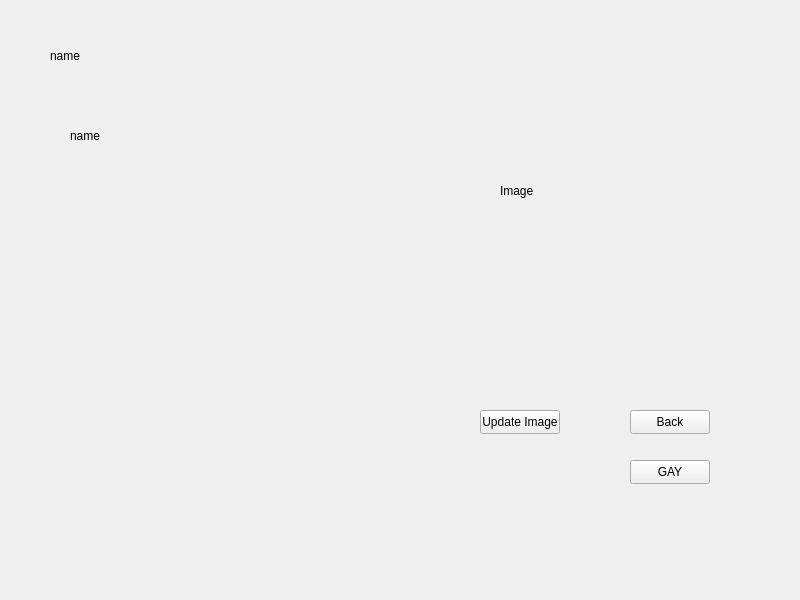
Old version of the form frontend/gym_frontend/mainwindow/mainwindow.ui in the repository AlexMNK/dyplom-gym.
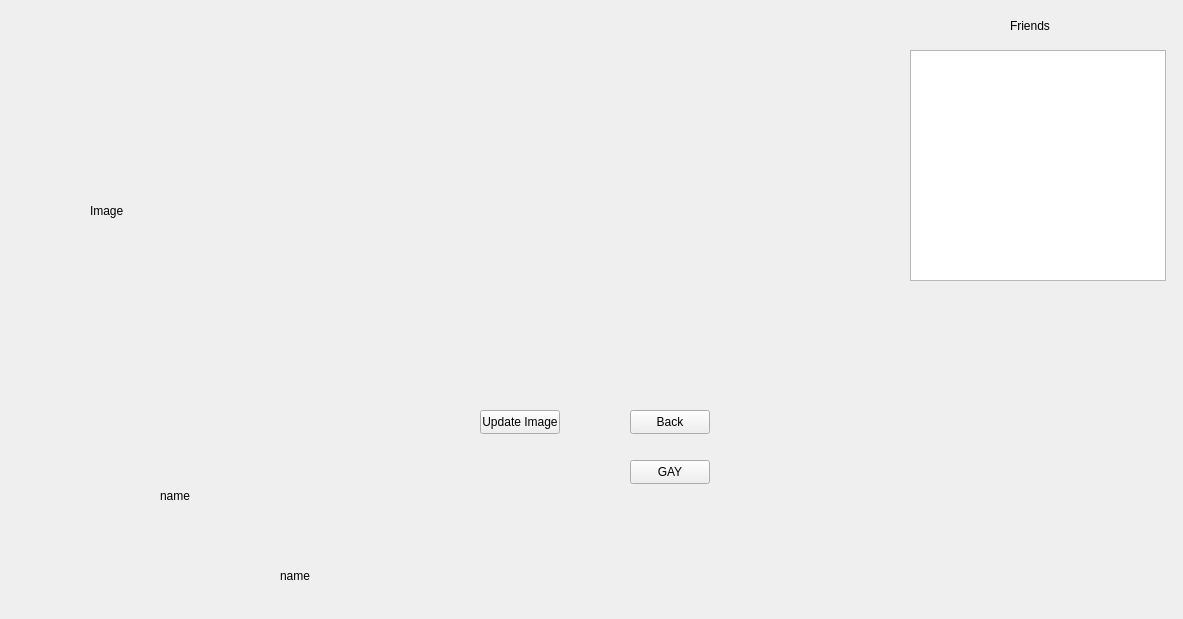
New version of the form.

Commit message: Added window to show friend info

Diff of the .ui file:
```diff
--- a/frontend/gym_frontend/mainwindow/mainwindow.ui
+++ b/frontend/gym_frontend/mainwindow/mainwindow.ui
@@ -6,8 +6,8 @@
    <rect>
     <x>0</x>
     <y>0</y>
-    <width>800</width>
-    <height>600</height>
+    <width>1183</width>
+    <height>619</height>
    </rect>
   </property>
   <property name="windowTitle">
@@ -17,8 +17,8 @@
    <widget class="QLabel" name="image">
     <property name="geometry">
      <rect>
-      <x>500</x>
-      <y>10</y>
+      <x>90</x>
+      <y>30</y>
       <width>291</width>
       <height>361</height>
      </rect>
@@ -33,8 +33,8 @@
    <widget class="QLabel" name="name">
     <property name="geometry">
      <rect>
-      <x>50</x>
-      <y>30</y>
+      <x>280</x>
+      <y>550</y>
       <width>291</width>
       <height>51</height>
      </rect>
@@ -46,8 +46,8 @@
    <widget class="QLabel" name="password">
     <property name="geometry">
      <rect>
-      <x>70</x>
-      <y>110</y>
+      <x>160</x>
+      <y>470</y>
       <width>291</width>
       <height>51</height>
      </rect>
@@ -95,6 +95,37 @@
      <string>Update Image</string>
     </property>
    </widget>
+   <widget class="QLabel" name="FriendLabel">
+    <property name="geometry">
+     <rect>
+      <x>1010</x>
+      <y>0</y>
+      <width>51</width>
+      <height>51</height>
+     </rect>
+    </property>
+    <property name="text">
+     <string>Friends</string>
+    </property>
+   </widget>
+   <widget class="QListWidget" name="friendList">
+    <property name="geometry">
+     <rect>
+      <x>910</x>
+      <y>50</y>
+      <width>256</width>
+      <height>231</height>
+     </rect>
+    </property>
+    <property name="font">
+     <font>
+      <pointsize>9</pointsize>
+     </font>
+    </property>
+    <property name="horizontalScrollBarPolicy">
+     <enum>Qt::ScrollBarAsNeeded</enum>
+    </property>
+   </widget>
   </widget>
  </widget>
  <resources/>
```
The commit also changes 17 other files.
